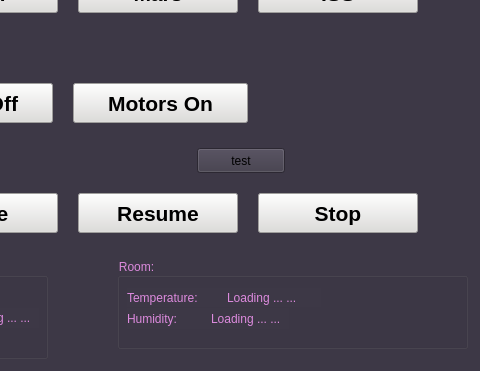
The window that qt_gui/Pointee/pointee.ui (LHypersonicMonkeyJ/piPointingTurret) describes before a commit, drawn with Qt 5; both pictures show x 323 to 803 and y 112 to 483 of the 803 by 483 pixel window.
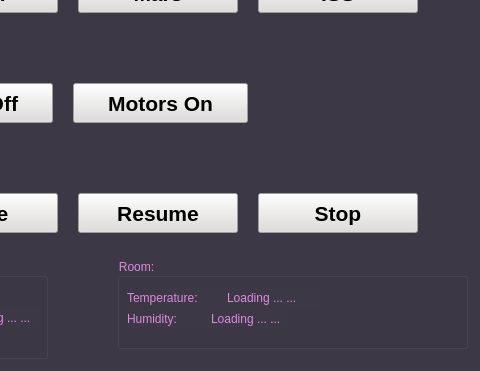
The same window after the commit.

What changed in the file:
```diff
--- a/qt_gui/Pointee/pointee.ui
+++ b/qt_gui/Pointee/pointee.ui
@@ -596,19 +596,6 @@
     <string>X</string>
    </property>
   </widget>
-  <widget class="QPushButton" name="pushButton">
-   <property name="geometry">
-    <rect>
-     <x>520</x>
-     <y>260</y>
-     <width>88</width>
-     <height>25</height>
-    </rect>
-   </property>
-   <property name="text">
-    <string>test</string>
-   </property>
-  </widget>
  </widget>
  <resources/>
  <connections/>
```
Left out of the diff: 14 changed lines with no effect on the pictures.
